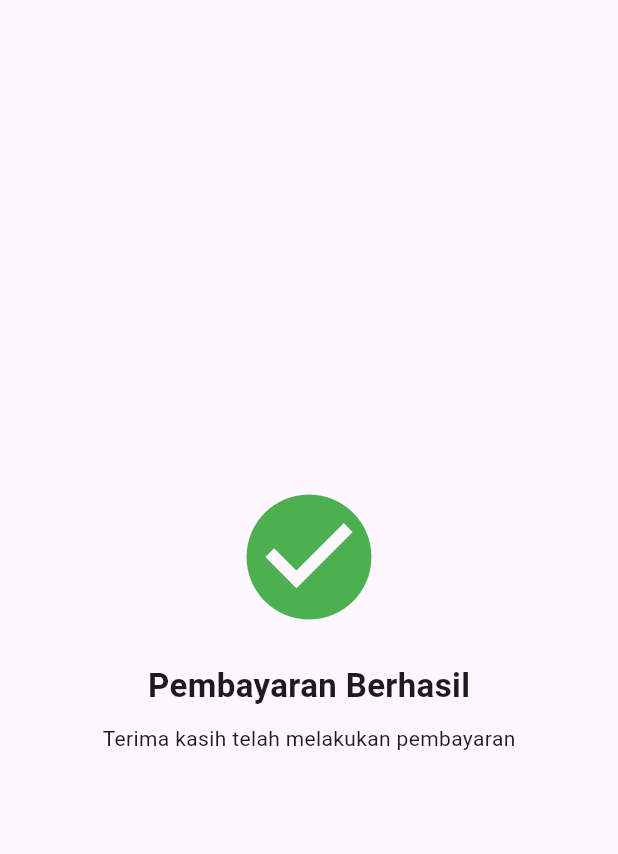
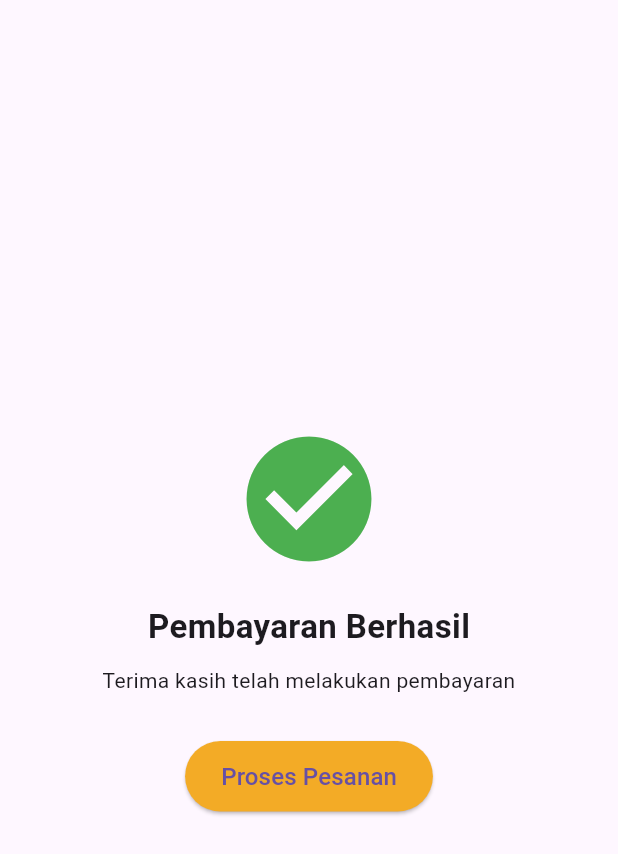
Before and after one commit to Redoughe/aplikasi_menu, a Flutter app: the SuccessPage screen opened directly, on a phone screen of 412 x 824 dp. Shown: the top 854 px of the screen. Run offline on Flutter 3.47's test engine with Material 3 defaults, Android fonts, the phone set to English and light mode, and no system bars; statements that could not run were skipped.

Commit message:
comit by rey keranjang

```diff
--- a/lib/Keranjang/cart_page.dart
+++ b/lib/Keranjang/cart_page.dart
@@ -48,7 +48,7 @@ class _CartPageState extends State<CartPage> {
       appBar: AppBar(
         title: const Text("Keranjang",
         style: TextStyle(fontWeight:FontWeight.bold),),
-        backgroundColor: Colors.greenAccent,
+        backgroundColor: Color.fromARGB(255, 243, 171, 38)
       ),
 
       // ===== LIST PRODUK =====
@@ -98,7 +98,7 @@ class _CartPageState extends State<CartPage> {
                               Text(
                                 "Rp ${item.price}",
                                 style: const TextStyle(
-                                    color: Colors.greenAccent,
+                                    color: Colors.black,
                                     fontWeight: FontWeight.bold),
                               ),
                             ],
@@ -154,14 +154,14 @@ class _CartPageState extends State<CartPage> {
                   style: const TextStyle(
                     fontSize: 18,
                     fontWeight: FontWeight.bold,
-                    color: Colors.greenAccent,
+                    color: Colors.black,
                   ),
                 ),
               ],
             ),
             ElevatedButton(
               style: ElevatedButton.styleFrom(
-                backgroundColor: Colors.greenAccent,
+                backgroundColor:Color.fromARGB(255, 243, 171, 38),
                 padding:
                     const EdgeInsets.symmetric(horizontal: 30, vertical: 12),
               ),
--- a/lib/Keranjang/qris_page.dart
+++ b/lib/Keranjang/qris_page.dart
@@ -20,7 +20,7 @@ class QrisPage extends StatelessWidget {
               style: const TextStyle(
                   fontSize: 22,
                   fontWeight: FontWeight.bold,
-                  color: Colors.greenAccent),
+                  color: Colors.black)
             ),
             const SizedBox(height: 20),
             Image.asset(
--- a/lib/Keranjang/success_page.dart
+++ b/lib/Keranjang/success_page.dart
@@ -7,20 +7,50 @@ class SuccessPage extends StatelessWidget {
   Widget build(BuildContext context) {
     return Scaffold(
       body: Center(
+        child: Padding(
+          padding: const EdgeInsets.all(16),
           child: Column(
             mainAxisAlignment: MainAxisAlignment.center,
-          children: const [
-            Icon(Icons.check_circle,
-                size: 100, color: Colors.green),
-            SizedBox(height: 20),
-            Text(
+            children: [
+              const Icon(
+                Icons.check_circle,
+                size: 100,
+                color: Colors.green,
+              ),
+              const SizedBox(height: 20),
+              const Text(
                 "Pembayaran Berhasil",
                 style: TextStyle(
-                  fontSize: 22, fontWeight: FontWeight.bold),
+                  fontSize: 22,
+                  fontWeight: FontWeight.bold,
                 ),
-            SizedBox(height: 10),
-            Text("Terima kasih telah melakukan pembayaran"),
+              ),
+              const SizedBox(height: 10),
+              const Text(
+                "Terima kasih telah melakukan pembayaran",
+                textAlign: TextAlign.center,
+              ),
+              const SizedBox(height: 30),
+
+              // ===== TOMBOL PROSES PESANAN (SEDANG) =====
+              ElevatedButton(
+                style: ElevatedButton.styleFrom(
+                  backgroundColor: const Color.fromARGB(255, 243, 171, 38),
+                  padding: const EdgeInsets.symmetric(
+                    horizontal: 24,
+                    vertical: 12,
+                  ),
+                ),
+                onPressed: () {
+                  Navigator.popUntil(context, (route) => route.isFirst);
+                },
+                child: const Text(
+                  "Proses Pesanan",
+                  style: TextStyle(fontSize: 16),
+                ),
+              ),
             ],
+          ),
         ),
       ),
     );
--- a/pubspec.yaml
+++ b/pubspec.yaml
@@ -53,8 +53,11 @@ dev_dependencies:
 # The following section is specific to Flutter packages.
 flutter:
    uses-material-design: true
+   # To add assets to your application, add an assets section, like this:
    assets:
     -  images/
+    - assets/ternakaja.png
+
 
   # An image asset can refer to one or more resolution-specific "variants", see
   # https://flutter.dev/to/resolution-aware-images
```
Lines whose indentation alone changed are shown as unchanged.
